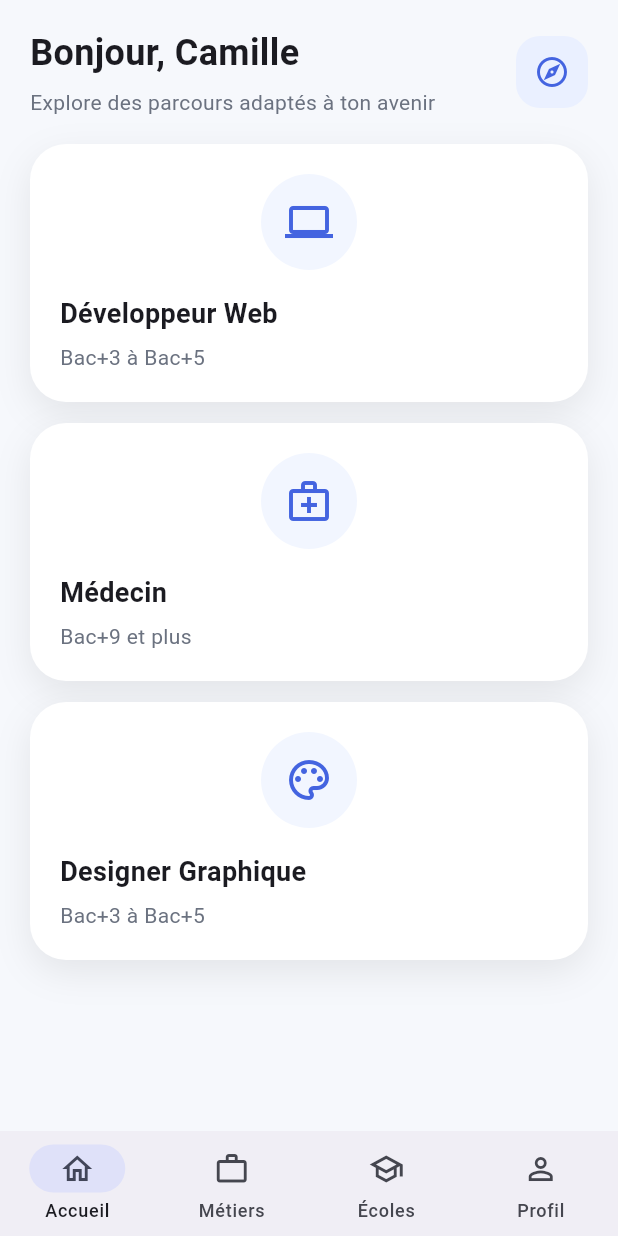
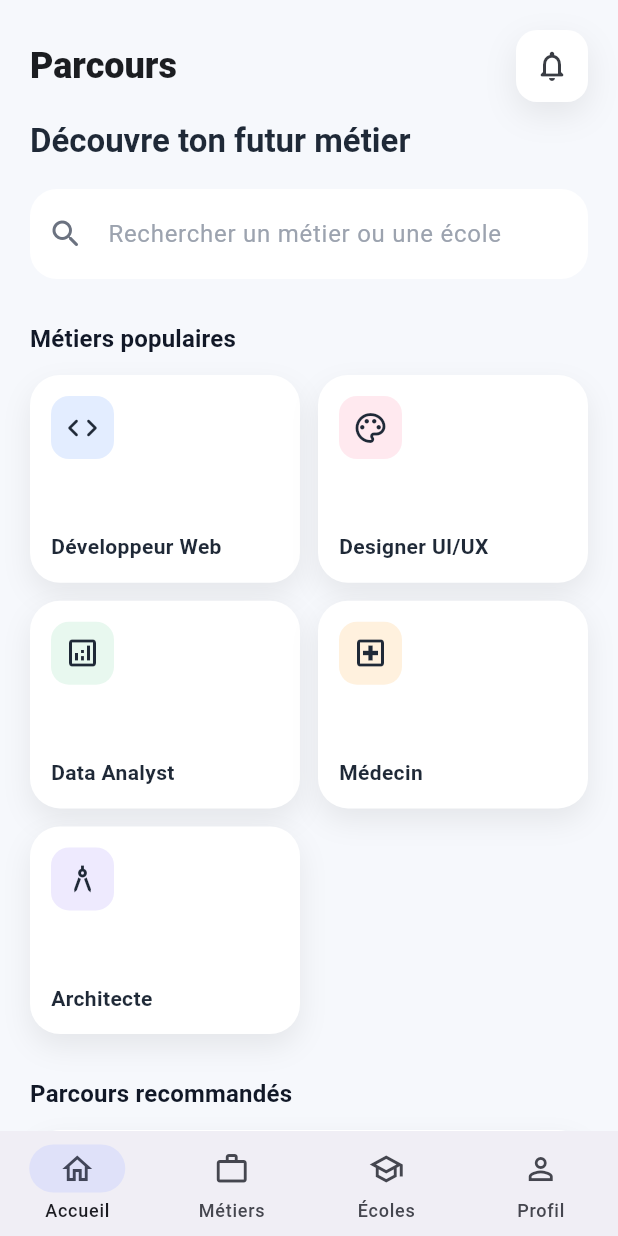
Before and after one commit to shikileliondor/test-flutter, a Flutter app: the screen it shows after launch, on a phone screen of 412 x 824 dp. Run offline on Flutter 3.47's test engine with Material 3 defaults, Android fonts, the phone set to English and light mode, and no system bars.

Commit message:
feat: redesign modern home screen with reusable widgets

```diff
--- a/lib/home_screen.dart
+++ b/lib/home_screen.dart
@@ -1,9 +1,13 @@
 import 'package:flutter/material.dart';
 
-import 'detail_screen.dart';
-import 'widgets/filiere_card.dart';
 import 'models/filiere.dart';
 import 'services/filiere_repository.dart';
+import 'widgets/ecole_card.dart';
+import 'widgets/home_header.dart';
+import 'widgets/metier_card.dart';
+import 'widgets/modern_search_bar.dart';
+import 'widgets/parcours_card.dart';
+import 'widgets/section_title.dart';
 
 class HomeScreen extends StatefulWidget {
   const HomeScreen({super.key});
@@ -15,6 +19,14 @@ class HomeScreen extends StatefulWidget {
 class _HomeScreenState extends State<HomeScreen> {
   late Future<List<Filiere>> _filieresFuture;
   int _selectedIndex = 0;
+
+  final List<_MetierItem> _metiers = const [
+    _MetierItem('Développeur Web', Icons.code_rounded, Color(0xFFE3EDFF)),
+    _MetierItem('Designer UI/UX', Icons.palette_outlined, Color(0xFFFFE9EF)),
+    _MetierItem('Data Analyst', Icons.analytics_outlined, Color(0xFFE8F8EF)),
+    _MetierItem('Médecin', Icons.local_hospital_outlined, Color(0xFFFFF1DE)),
+    _MetierItem('Architecte', Icons.architecture_outlined, Color(0xFFEEEAFE)),
+  ];
 
   @override
   void initState() {
@@ -38,66 +50,70 @@ class _HomeScreenState extends State<HomeScreen> {
             }
 
             final filieres = snapshot.data!;
-            return CustomScrollView(
-              slivers: [
-                SliverToBoxAdapter(
-                  child: Padding(
-                    padding: const EdgeInsets.fromLTRB(20, 18, 20, 4),
-                    child: Row(
-                      children: [
-                        Expanded(
+            final schools = filieres.expand((item) => item.ecoles).toList();
+
+            return SingleChildScrollView(
+              padding: const EdgeInsets.fromLTRB(20, 20, 20, 100),
               child: Column(
                 crossAxisAlignment: CrossAxisAlignment.start,
-                            children: const [
-                              Text(
-                                'Bonjour, Camille',
-                                style: TextStyle(fontSize: 24, fontWeight: FontWeight.w700),
+                children: [
+                  const HomeHeader(),
+                  const SizedBox(height: 18),
+                  const ModernSearchBar(),
+                  const SizedBox(height: 28),
+                  const SectionTitle(title: 'Métiers populaires'),
+                  const SizedBox(height: 12),
+                  GridView.builder(
+                    itemCount: _metiers.length,
+                    shrinkWrap: true,
+                    physics: const NeverScrollableScrollPhysics(),
+                    gridDelegate: const SliverGridDelegateWithFixedCrossAxisCount(
+                      crossAxisCount: 2,
+                      mainAxisSpacing: 12,
+                      crossAxisSpacing: 12,
+                      childAspectRatio: 1.3,
                     ),
-                              SizedBox(height: 6),
-                              Text(
-                                'Explore des parcours adaptés à ton avenir',
-                                style: TextStyle(color: Color(0xFF6B7280)),
-                              ),
-                            ],
-                          ),
-                        ),
-                        Container(
-                          padding: const EdgeInsets.all(12),
-                          decoration: BoxDecoration(
-                            color: const Color(0xFFEAF0FF),
-                            borderRadius: BorderRadius.circular(16),
-                          ),
-                          child: const Icon(Icons.explore_outlined, color: Color(0xFF4464E0)),
-                        ),
-                      ],
-                    ),
-                  ),
-                ),
-                const SliverToBoxAdapter(child: SizedBox(height: 14)),
-                SliverPadding(
-                  padding: const EdgeInsets.symmetric(horizontal: 20),
-                  sliver: SliverList.builder(
-                    itemCount: filieres.length,
                     itemBuilder: (context, index) {
-                      final filiere = filieres[index];
-                      return Padding(
-                        padding: const EdgeInsets.only(bottom: 14),
-                        child: FiliereCard(
-                          filiere: filiere,
-                          onTap: () {
-                            Navigator.of(context).push(
-                              MaterialPageRoute<void>(
-                                builder: (_) => DetailScreen(filiere: filiere),
-                              ),
+                      final item = _metiers[index];
+                      return MetierCard(
+                        icon: item.icon,
+                        title: item.label,
+                        backgroundColor: item.color,
                       );
                     },
                   ),
+                  const SizedBox(height: 28),
+                  const SectionTitle(title: 'Parcours recommandés'),
+                  const SizedBox(height: 12),
+                  ...filieres.take(3).map(
+                        (filiere) => ParcoursCard(
+                          icon: _iconForFiliere(filiere.icone),
+                          domain: filiere.nom,
+                          description: filiere.description,
+                        ),
+                      ),
+                  const SizedBox(height: 16),
+                  const SectionTitle(title: 'Écoles recommandées'),
+                  const SizedBox(height: 12),
+                  SizedBox(
+                    height: 155,
+                    child: ListView.builder(
+                      scrollDirection: Axis.horizontal,
+                      itemCount: schools.length >= 4 ? 4 : schools.length,
+                      itemBuilder: (context, index) {
+                        final school = schools[index];
+                        return EcoleCard(
+                          schoolName: school.nom,
+                          city: school.ville,
+                          speciality: school.formations.isNotEmpty
+                              ? school.formations.first
+                              : 'Formation multidisciplinaire',
                         );
                       },
                     ),
                   ),
-                const SliverToBoxAdapter(child: SizedBox(height: 100)),
                 ],
+              ),
             );
           },
         ),
@@ -116,4 +132,27 @@ class _HomeScreenState extends State<HomeScreen> {
       ),
     );
   }
+
+  IconData _iconForFiliere(String rawIcon) {
+    switch (rawIcon) {
+      case 'computer':
+        return Icons.computer_rounded;
+      case 'biotech':
+        return Icons.biotech_outlined;
+      case 'architecture':
+        return Icons.architecture_rounded;
+      case 'business':
+        return Icons.business_center_outlined;
+      default:
+        return Icons.auto_awesome_outlined;
     }
+  }
+}
+
+class _MetierItem {
+  const _MetierItem(this.label, this.icon, this.color);
+
+  final String label;
+  final IconData icon;
+  final Color color;
+}
--- /dev/null
+++ b/lib/widgets/ecole_card.dart
@@ -0,0 +1,59 @@
+import 'package:flutter/material.dart';
+
+class EcoleCard extends StatelessWidget {
+  const EcoleCard({
+    super.key,
+    required this.schoolName,
+    required this.city,
+    required this.speciality,
+  });
+
+  final String schoolName;
+  final String city;
+  final String speciality;
+
+  @override
+  Widget build(BuildContext context) {
+    return Container(
+      width: 220,
+      margin: const EdgeInsets.only(right: 12),
+      padding: const EdgeInsets.all(16),
+      decoration: BoxDecoration(
+        color: const Color(0xFFFFFFFF),
+        borderRadius: BorderRadius.circular(20),
+        border: Border.all(color: const Color(0xFFE5E7EB)),
+      ),
+      child: Column(
+        crossAxisAlignment: CrossAxisAlignment.start,
+        children: [
+          Text(
+            schoolName,
+            maxLines: 2,
+            overflow: TextOverflow.ellipsis,
+            style: Theme.of(context).textTheme.titleSmall?.copyWith(
+                  fontWeight: FontWeight.w700,
+                  color: const Color(0xFF111827),
+                ),
+          ),
+          const SizedBox(height: 10),
+          Row(
+            children: [
+              const Icon(Icons.location_on_outlined, size: 16, color: Color(0xFF6B7280)),
+              const SizedBox(width: 4),
+              Text(city, style: const TextStyle(color: Color(0xFF6B7280))),
+            ],
+          ),
+          const SizedBox(height: 8),
+          Text(
+            speciality,
+            maxLines: 2,
+            overflow: TextOverflow.ellipsis,
+            style: Theme.of(context).textTheme.bodySmall?.copyWith(
+                  color: const Color(0xFF4B5563),
+                ),
+          ),
+        ],
+      ),
+    );
+  }
+}
--- /dev/null
+++ b/lib/widgets/home_header.dart
@@ -0,0 +1,54 @@
+import 'package:flutter/material.dart';
+
+class HomeHeader extends StatelessWidget {
+  const HomeHeader({super.key});
+
+  @override
+  Widget build(BuildContext context) {
+    return Column(
+      crossAxisAlignment: CrossAxisAlignment.start,
+      children: [
+        Row(
+          children: [
+            Expanded(
+              child: Text(
+                'Parcours',
+                style: Theme.of(context).textTheme.headlineSmall?.copyWith(
+                      fontWeight: FontWeight.w800,
+                      color: const Color(0xFF1B1D21),
+                    ),
+              ),
+            ),
+            Container(
+              decoration: BoxDecoration(
+                color: Colors.white,
+                borderRadius: BorderRadius.circular(14),
+                boxShadow: const [
+                  BoxShadow(
+                    color: Color(0x14000000),
+                    blurRadius: 18,
+                    offset: Offset(0, 8),
+                  ),
+                ],
+              ),
+              child: IconButton(
+                onPressed: () {},
+                icon: const Icon(Icons.notifications_none_rounded),
+                color: const Color(0xFF3A3D44),
+                tooltip: 'Notifications',
+              ),
+            ),
+          ],
+        ),
+        const SizedBox(height: 12),
+        Text(
+          'Découvre ton futur métier',
+          style: Theme.of(context).textTheme.titleLarge?.copyWith(
+                fontWeight: FontWeight.w700,
+                color: const Color(0xFF1F2937),
+              ),
+        ),
+      ],
+    );
+  }
+}
--- /dev/null
+++ b/lib/widgets/metier_card.dart
@@ -0,0 +1,54 @@
+import 'package:flutter/material.dart';
+
+class MetierCard extends StatelessWidget {
+  const MetierCard({
+    super.key,
+    required this.icon,
+    required this.title,
+    required this.backgroundColor,
+  });
+
+  final IconData icon;
+  final String title;
+  final Color backgroundColor;
+
+  @override
+  Widget build(BuildContext context) {
+    return Container(
+      padding: const EdgeInsets.all(14),
+      decoration: BoxDecoration(
+        color: Colors.white,
+        borderRadius: BorderRadius.circular(20),
+        boxShadow: const [
+          BoxShadow(
+            color: Color(0x12000000),
+            blurRadius: 16,
+            offset: Offset(0, 8),
+          ),
+        ],
+      ),
+      child: Column(
+        crossAxisAlignment: CrossAxisAlignment.start,
+        children: [
+          Container(
+            height: 42,
+            width: 42,
+            decoration: BoxDecoration(
+              color: backgroundColor,
+              borderRadius: BorderRadius.circular(12),
+            ),
+            child: Icon(icon, color: const Color(0xFF1F2937)),
+          ),
+          const Spacer(),
+          Text(
+            title,
+            style: Theme.of(context).textTheme.bodyMedium?.copyWith(
+                  fontWeight: FontWeight.w600,
+                  color: const Color(0xFF1F2937),
+                ),
+          ),
+        ],
+      ),
+    );
+  }
+}
--- /dev/null
+++ b/lib/widgets/modern_search_bar.dart
@@ -0,0 +1,23 @@
+import 'package:flutter/material.dart';
+
+class ModernSearchBar extends StatelessWidget {
+  const ModernSearchBar({super.key});
+
+  @override
+  Widget build(BuildContext context) {
+    return TextField(
+      decoration: InputDecoration(
+        hintText: 'Rechercher un métier ou une école',
+        hintStyle: const TextStyle(color: Color(0xFF9CA3AF)),
+        prefixIcon: const Icon(Icons.search_rounded, color: Color(0xFF6B7280)),
+        filled: true,
+        fillColor: Colors.white,
+        contentPadding: const EdgeInsets.symmetric(vertical: 18),
+        border: OutlineInputBorder(
+          borderRadius: BorderRadius.circular(18),
+          borderSide: BorderSide.none,
+        ),
+      ),
+    );
+  }
+}
--- /dev/null
+++ b/lib/widgets/parcours_card.dart
@@ -0,0 +1,68 @@
+import 'package:flutter/material.dart';
+
+class ParcoursCard extends StatelessWidget {
+  const ParcoursCard({
+    super.key,
+    required this.icon,
+    required this.domain,
+    required this.description,
+  });
+
+  final IconData icon;
+  final String domain;
+  final String description;
+
+  @override
+  Widget build(BuildContext context) {
+    return Container(
+      margin: const EdgeInsets.only(bottom: 12),
+      padding: const EdgeInsets.all(16),
+      decoration: BoxDecoration(
+        color: Colors.white,
+        borderRadius: BorderRadius.circular(20),
+        boxShadow: const [
+          BoxShadow(
+            color: Color(0x10000000),
+            blurRadius: 14,
+            offset: Offset(0, 6),
+          ),
+        ],
+      ),
+      child: Row(
+        children: [
+          Container(
+            width: 44,
+            height: 44,
+            decoration: BoxDecoration(
+              color: const Color(0xFFE8EEFF),
+              borderRadius: BorderRadius.circular(14),
+            ),
+            child: Icon(icon, color: const Color(0xFF4C6FFF)),
+          ),
+          const SizedBox(width: 12),
+          Expanded(
+            child: Column(
+              crossAxisAlignment: CrossAxisAlignment.start,
+              children: [
+                Text(
+                  domain,
+                  style: Theme.of(context).textTheme.titleSmall?.copyWith(
+                        fontWeight: FontWeight.w700,
+                        color: const Color(0xFF111827),
+                      ),
+                ),
+                const SizedBox(height: 4),
+                Text(
+                  description,
+                  style: Theme.of(context).textTheme.bodySmall?.copyWith(
+                        color: const Color(0xFF6B7280),
+                      ),
+                ),
+              ],
+            ),
+          ),
+        ],
+      ),
+    );
+  }
+}
--- /dev/null
+++ b/lib/widgets/section_title.dart
@@ -0,0 +1,18 @@
+import 'package:flutter/material.dart';
+
+class SectionTitle extends StatelessWidget {
+  const SectionTitle({super.key, required this.title});
+
+  final String title;
+
+  @override
+  Widget build(BuildContext context) {
+    return Text(
+      title,
+      style: Theme.of(context).textTheme.titleMedium?.copyWith(
+            fontWeight: FontWeight.w700,
+            color: const Color(0xFF111827),
+          ),
+    );
+  }
+}
```
Also changed, not shown: 1 other file. Lines whose indentation alone changed are shown as unchanged.
